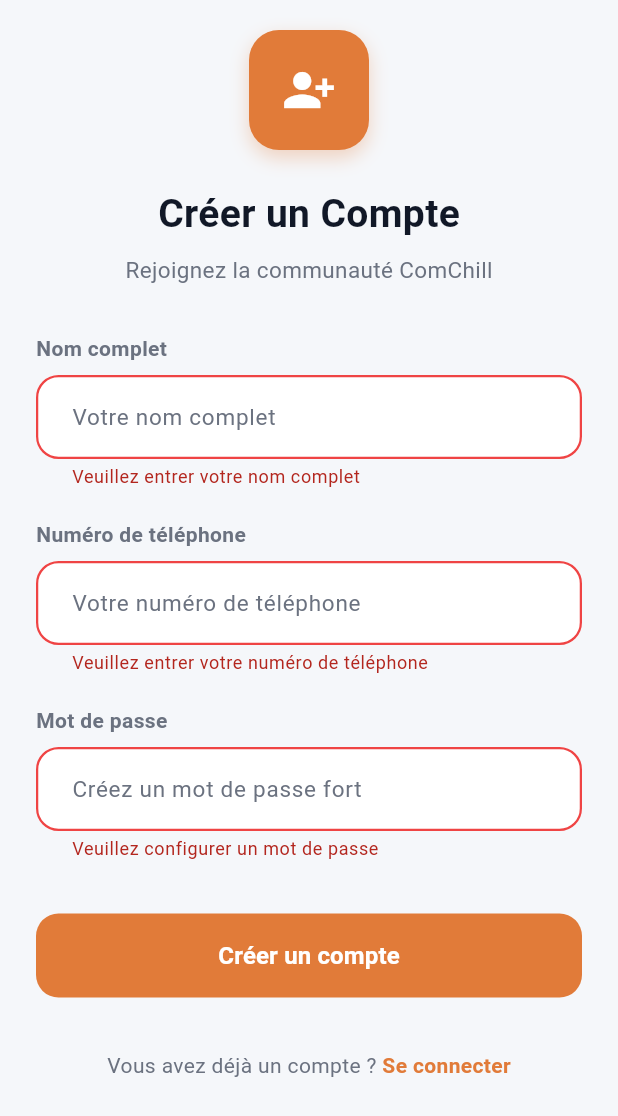
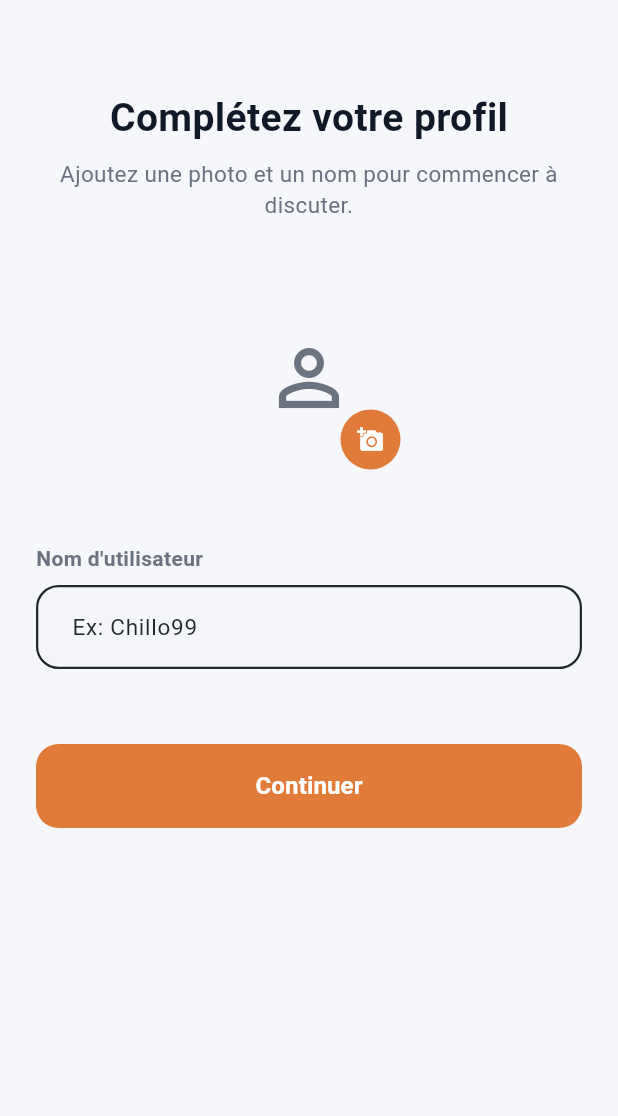
Before and after one commit to fhermas22/comchill, a Flutter app: the RegisterWithScreen screen opened directly, after a tap on "Créer un compte", on a phone screen of 412 x 824 dp. Shown: the top 1116 px of the screen. Run offline on Flutter 3.47's test engine with Material 3 defaults, Android fonts, the phone set to English and light mode, and no system bars; our stand-ins replace dio, equatable, flutter_bloc, font_awesome_flutter, go_router, google_fonts and 3 more; accounts and stored records are empty.

Commit message:
feat(frontend): ajouter l'écran de configuration du profil utilisateur

```diff
--- a/comchill_app/lib/main.dart
+++ b/comchill_app/lib/main.dart
@@ -126,7 +126,6 @@ class MyApp extends StatelessWidget {
     return const MaterialApp(
       debugShowCheckedModeBanner: false,
       title: 'ComChill',
-      // ✅ C'est ici que l'on définit l'écran de démarrage sécurisé
       home: SplashScreen(),
     );
   }
--- /dev/null
+++ b/comchill_app/lib/screens/auth/register_additional_screen.dart
@@ -0,0 +1,238 @@
+import 'dart:io';
+import 'package:comchill_app/utils/colors.dart';
+import 'package:flutter/material.dart';
+import 'package:image_picker/image_picker.dart';
+import 'package:go_router/go_router.dart';
+
+class SetupProfileScreen extends StatefulWidget {
+  const SetupProfileScreen({super.key});
+
+  @override
+  State<SetupProfileScreen> createState() => _SetupProfileScreenState();
+}
+
+class _SetupProfileScreenState extends State<SetupProfileScreen> {
+  final _formKey = GlobalKey<FormState>();
+  final _usernameController = TextEditingController();
+  File? _imageFile;
+  bool _isLoading = false;
+
+
+  @override
+  void dispose() {
+    _usernameController.dispose();
+    super.dispose();
+  }
+
+  Future<void> _showImageSourceBottomSheet() async {
+    showModalBottomSheet(
+      context: context,
+      shape: const RoundedRectangleBorder(
+        borderRadius: BorderRadius.vertical(top: Radius.circular(20)),
+      ),
+      builder: (context) {
+        return SafeArea(
+          child: Wrap(
+            children: [
+              ListTile(
+                leading: const Icon(Icons.photo_library),
+                title: const Text('Galerie'),
+                onTap: () {
+                  Navigator.pop(context);
+                  _pickImage(ImageSource.gallery);
+                },
+              ),
+              ListTile(
+                leading: const Icon(Icons.camera_alt),
+                title: const Text('Appareil photo'),
+                onTap: () {
+                  Navigator.pop(context);
+                  _pickImage(ImageSource.camera);
+                },
+              ),
+            ],
+          ),
+        );
+      },
+    );
+  }
+
+  Future<void> _pickImage(ImageSource source) async {
+    try {
+      final ImagePicker picker = ImagePicker();
+      final XFile? pickedFile = await picker.pickImage(
+        source: source,
+        imageQuality: 70,
+      );
+
+      if (pickedFile != null) {
+        setState(() {
+          _imageFile = File(pickedFile.path);
+        });
+      }
+    } catch (e) {
+      ScaffoldMessenger.of(context).showSnackBar(
+        SnackBar(content: Text("Erreur : $e")),
+      );
+    }
+  }
+
+  Future<void> _saveProfile() async {
+    if (!_formKey.currentState!.validate()) return;
+
+    setState(() => _isLoading = true);
+
+    try {
+      await Future.delayed(const Duration(seconds: 2));
+
+      if (mounted) {
+        context.go('/home');
+      }
+    } catch (e) {
+      ScaffoldMessenger.of(context).showSnackBar(
+        SnackBar(content: Text("Erreur : $e")),
+      );
+    } finally {
+      if (mounted) setState(() => _isLoading = false);
+    }
+  }
+
+  @override
+  Widget build(BuildContext context) {
+    return Scaffold(
+      backgroundColor: backgroundColor,
+      body: SafeArea(
+        child: SingleChildScrollView(
+          padding: const EdgeInsets.symmetric(horizontal: 24.0, vertical: 20.0),
+          child: Form(
+            key: _formKey,
+            child: Column(
+              crossAxisAlignment: CrossAxisAlignment.center,
+              children: [
+                const SizedBox(height: 40),
+                const Text(
+                  'Complétez votre profil',
+                  style: TextStyle(
+                    fontSize: 26,
+                    fontWeight: FontWeight.bold,
+                    color: primaryTextColor,
+                  ),
+                ),
+                const SizedBox(height: 8),
+                const Text(
+                  'Ajoutez une photo et un nom pour commencer à discuter.',
+                  textAlign: TextAlign.center,
+                  style: TextStyle(fontSize: 15, color: secondaryTextColor),
+                ),
+                const SizedBox(height: 40),
+                GestureDetector(
+                  onTap: _showImageSourceBottomSheet,
+                  child: Stack(
+                    children: [
+                      CircleAvatar(
+                        radius: 65,
+                        backgroundColor: backgroundColor,
+                        backgroundImage: _imageFile != null ? FileImage(_imageFile!) : null,
+                        child: _imageFile == null
+                            ? const Icon(
+                                Icons.person_outline,
+                                size: 60,
+                                color: secondaryTextColor,
+                              )
+                            : null,
+                      ),
+                      Positioned(
+                        right: 4,
+                        bottom: 4,
+                        child: CircleAvatar(
+                          radius: 20,
+                          backgroundColor: primaryColor,
+                          child: const Icon(
+                            Icons.add_a_photo,
+                            color: thirdColor,
+                            size: 18,
+                          ),
+                        ),
+                      ),
+                    ],
+                  ),
+                ),
+                const SizedBox(height: 45),
+                const Align(
+                  alignment: Alignment.centerLeft,
+                  child: Text(
+                    "Nom d'utilisateur",
+                    style: TextStyle(fontSize: 14, fontWeight: FontWeight.w600, color: secondaryTextColor),
+                  ),
+                ),
+                const SizedBox(height: 8),
+                TextFormField(
+                  controller: _usernameController,
+                  textCapitalization: TextCapitalization.words,
+                  decoration: InputDecoration(
+                    hintText: 'Ex: Chillo99',
+                    hintStyle: const TextStyle(color: secondaryColor, fontSize: 15),
+                    filled: true,
+                    fillColor: secondaryColor.withAlpha(1),
+                    contentPadding: const EdgeInsets.symmetric(horizontal: 20, vertical: 16),
+                    enabledBorder: OutlineInputBorder(
+                      borderRadius: BorderRadius.circular(15),
+                      borderSide: const BorderSide(color: secondaryColor, width: 1.5),
+                    ),
+                    focusedBorder: OutlineInputBorder(
+                      borderRadius: BorderRadius.circular(15),
+                      borderSide: BorderSide(color: primaryColor, width: 1.5),
+                    ),
+                    errorBorder: OutlineInputBorder(
+                      borderRadius: BorderRadius.circular(15),
+                      borderSide: const BorderSide(color: errorColor, width: 1.5),
+                    ),
+                    focusedErrorBorder: OutlineInputBorder(
+                      borderRadius: BorderRadius.circular(15),
+                      borderSide: const BorderSide(color: errorColor, width: 2.0),
+                    ),
+                  ),
+                  validator: (value) {
+                    if (value == null || value.trim().isEmpty) {
+                      return "Veuillez choisir un nom d'utilisateur";
+                    }
+                    if (value.trim().length < 3) {
+                      return 'Le nom doit contenir au moins 3 caractères';
+                    }
+                    return null;
+                  },
+                ),
+                const SizedBox(height: 50),
+                SizedBox(
+                  width: double.infinity,
+                  height: 56,
+                  child: ElevatedButton(
+                    onPressed: _isLoading ? null : _saveProfile,
+                    style: ElevatedButton.styleFrom(
+                      backgroundColor: primaryColor,
+                      foregroundColor: thirdColor,
+                      elevation: 0,
+                      shape: RoundedRectangleBorder(
+                        borderRadius: BorderRadius.circular(15),
+                      ),
+                    ),
+                    child: _isLoading
+                        ? const SizedBox(
+                            width: 24,
+                            height: 24,
+                            child: CircularProgressIndicator(color: thirdColor, strokeWidth: 2.5),
+                          )
+                        : const Text(
+                            'Continuer',
+                            style: TextStyle(fontSize: 16, fontWeight: FontWeight.bold),
+                          ),
+                  ),
+                ),
+              ],
+            ),
+          ),
+        ),
+      ),
+    );
+  }
+}
--- a/comchill_app/lib/screens/auth/register_with_password_screen.dart
+++ b/comchill_app/lib/screens/auth/register_with_password_screen.dart
@@ -1,5 +1,7 @@
+import 'package:comchill_app/screens/auth/register_additional_screen.dart';
 import 'package:flutter/material.dart';
 import 'package:comchill_app/utils/colors.dart';
+import 'package:comchill_app/screens/auth/register_additional_screen.dart';
 
 class RegisterWithScreen extends StatefulWidget {
   const RegisterWithScreen({super.key});
@@ -161,7 +163,9 @@ class _RegisterWithScreenState extends State<RegisterWithScreen> {
                         width: double.infinity,
                         height: 56,
                         child: ElevatedButton(
-                          onPressed: _submitForm,
+                          onPressed: /*_submitForm*/(){
+                              Navigator.pushReplacement(context, MaterialPageRoute(builder: (context) => const SetupProfileScreen()));
+                          },
                           style: ElevatedButton.styleFrom(
                             backgroundColor: primaryColor,
                             foregroundColor: thirdColor,
```
Also changed, not shown: comchill_app/lib/screens/home/home_screen.dart (+303 -0 lines).
